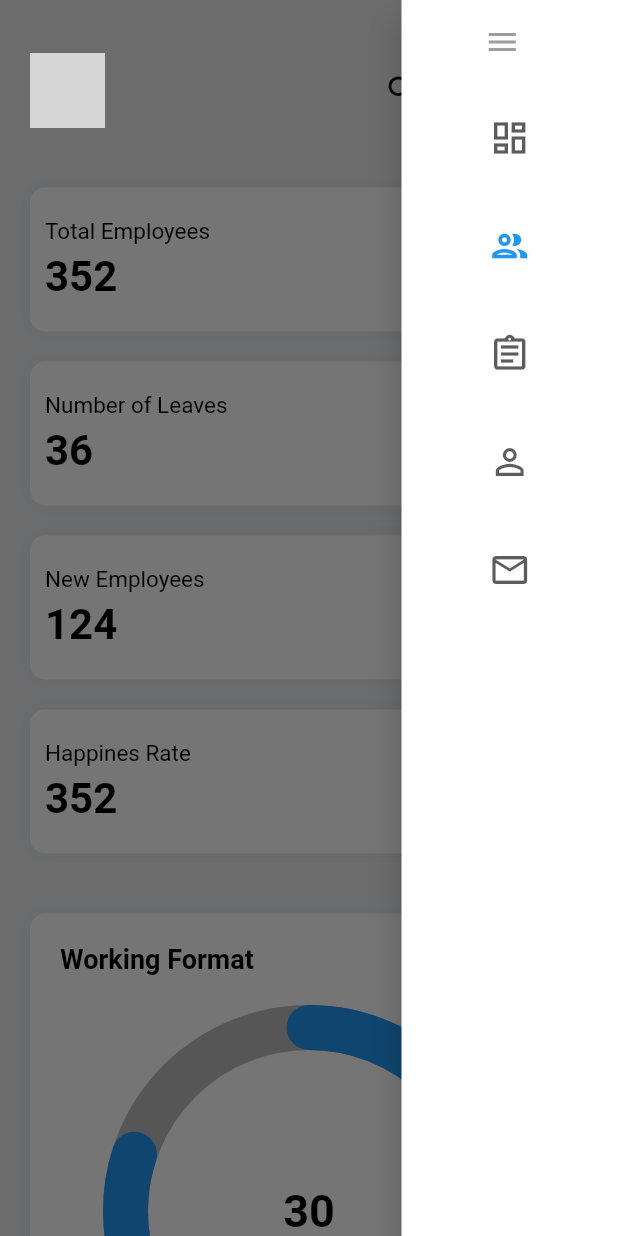
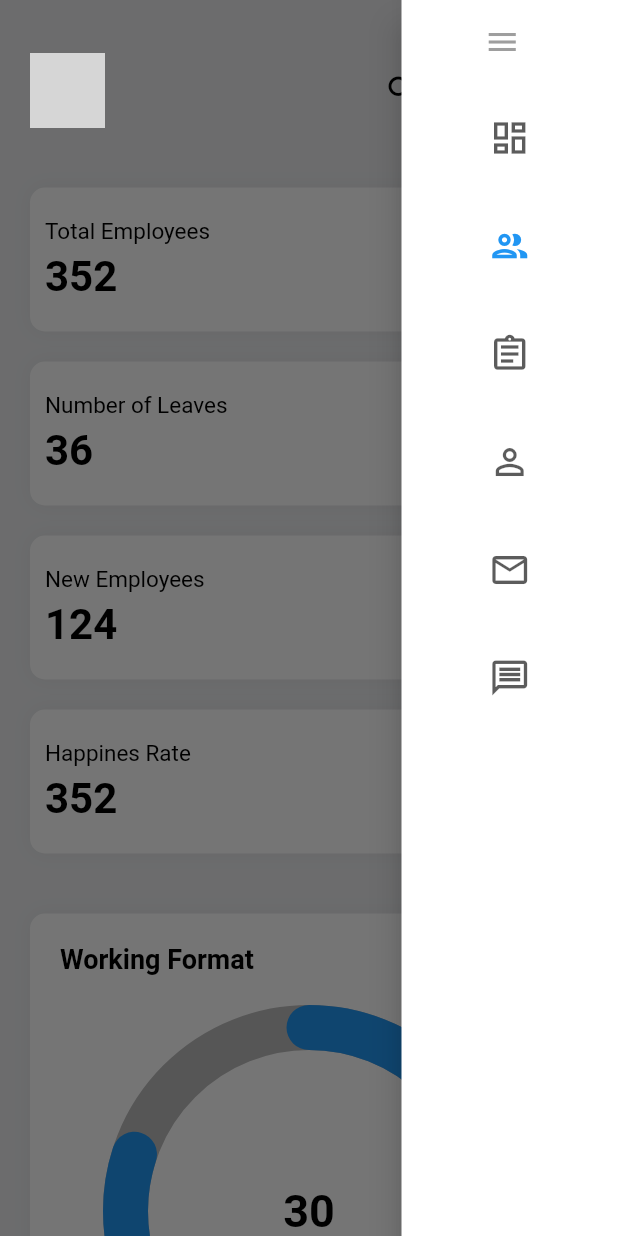
Before and after one commit to minhunsocute/Human-resources-management, a Flutter app: the DashboardScreen screen opened by its route, after a tap on the "menu" icon, after a tap on "Employee", on a phone screen of 412 x 824 dp. Run offline on Flutter 3.47's test engine with Material 2 defaults, Android fonts, the phone set to English and light mode, and no system bars; drawn by our look-alikes of calendar_view, percent_indicator; our stand-ins replace badges, fl_chart, flutter_vector_icons, get; grey boxes are pictures that could not be loaded.

Commit message:
add message screen

```diff
--- a/lib/feature/dashboard/widgets/custom_left_appbar.dart
+++ b/lib/feature/dashboard/widgets/custom_left_appbar.dart
@@ -53,7 +53,15 @@ class CustomLeftAppBar extends StatelessWidget {
         top: 273,
         isOpened: isOpened,
       ),
-      label: const Text('Profile'),
+      label: const Text('Mail'),
+    ),
+    NavigationRailDestination(
+      icon: IconTabBar(
+        icon: Icons.message_outlined,
+        top: 273,
+        isOpened: isOpened,
+      ),
+      label: const Text('Messenger'),
     ),
   ];
 
--- a/lib/feature/mail_notification/screens/mail_notification_screen.dart
+++ b/lib/feature/mail_notification/screens/mail_notification_screen.dart
@@ -3,8 +3,6 @@ import 'dart:math';
 import 'package:flutter/material.dart';
 import 'package:get/get.dart';
 import 'package:intl/intl.dart';
-import 'package:ueh_project_admin/feature/dashboard/widgets/field_auto.dart';
-import 'package:ueh_project_admin/feature/dashboard/widgets/row_field.dart';
 
 import '../../../constants/app_color.dart';
 import '../../../constants/fake_data.dart';
@@ -13,6 +11,7 @@ import 'package:flutter_vector_icons/flutter_vector_icons.dart';
 
 import '../../../constants/utils.dart';
 
+// ignore: must_be_immutable
 class MailNotificationScreen extends StatelessWidget {
   MailNotificationScreen({super.key});
   RxInt check = 0.obs;
@@ -27,7 +26,6 @@ class MailNotificationScreen extends StatelessWidget {
   );
   @override
   Widget build(BuildContext context) {
-    var widthDevice = MediaQuery.of(context).size.width;
     var heightDevice = MediaQuery.of(context).size.height;
     bool isSmallScreen = ResponsiveWidget.isSmallScreen(context);
     return Column(
--- /dev/null
+++ b/lib/feature/messenger/controller/message_controller.dart
@@ -0,0 +1,24 @@
+import 'package:flutter/material.dart';
+import 'package:get/get.dart';
+
+class MessageController extends GetxController {
+  Rx<List<String>> messages = Rx<List<String>>([
+    'asdfasdfasdfasdfasdfasdfasdf',
+    'asdfsadfsadfasdfasdfasdf',
+    'sadfsadfasdfasdfsadf',
+  ]);
+
+  ScrollController scrollController = ScrollController();
+
+  void addMessage(String message) {
+    print(message);
+    messages.value.insert(0, message);
+    update(['test']);
+    print(scrollController.position.maxScrollExtent);
+    scrollController.animateTo(
+      0.0,
+      curve: Curves.easeOut,
+      duration: const Duration(milliseconds: 300),
+    );
+  }
+}
--- /dev/null
+++ b/lib/feature/messenger/screens/main_messenger_screen.dart
@@ -0,0 +1,138 @@
+import 'package:flutter/material.dart';
+import 'package:get/get.dart';
+import 'package:ueh_project_admin/constants/utils.dart';
+import 'package:ueh_project_admin/feature/dashboard/controller/dashboard_controller.dart';
+import 'package:ueh_project_admin/feature/messenger/controller/message_controller.dart';
+import 'package:ueh_project_admin/feature/messenger/widgets/bottom_toolbar.dart';
+import 'package:ueh_project_admin/feature/messenger/widgets/chat_widget.dart';
+import 'package:ueh_project_admin/feature/messenger/widgets/image_file_widget.dart';
+import 'package:ueh_project_admin/feature/messenger/widgets/message_toolbar.dart';
+import 'package:ueh_project_admin/feature/messenger/widgets/message_widget.dart';
+import 'package:ueh_project_admin/feature/messenger/widgets/messenger_tab.dart';
+import 'package:ueh_project_admin/feature/messenger/widgets/search_widget.dart';
+import 'package:ueh_project_admin/feature/messenger/widgets/type_message_field.dart';
+
+import '../widgets/document_file_widget.dart';
+
+// ignore: must_be_immutable
+class MainMessengerScreen extends StatelessWidget {
+  MainMessengerScreen({super.key});
+
+  final messageController = Get.put(MessageController());
+
+  @override
+  Widget build(BuildContext context) {
+    return LayoutBuilder(builder: (context, constraints) {
+      return Padding(
+        padding: const EdgeInsets.all(15.0),
+        child: Material(
+          borderRadius: BorderRadius.circular(20),
+          child: Row(
+            mainAxisAlignment: MainAxisAlignment.spaceAround,
+            crossAxisAlignment: CrossAxisAlignment.start,
+            children: [
+              ConstrainedBox(
+                constraints: BoxConstraints(
+                  maxWidth: constraints.maxWidth * 0.22,
+                ),
+                child: Padding(
+                  padding:
+                      const EdgeInsets.symmetric(vertical: 8, horizontal: 10),
+                  child: Column(
+                    children: [
+                      SearchBox(),
+                      const Divider(),
+                      SizedBox(
+                        height: Get.height * 0.8,
+                        child: ListView(
+                          children: ListTile.divideTiles(
+                            color: Colors.grey[400],
+                            context: context,
+                            tiles: [
+                              MessengerTab(
+                                width: constraints.maxWidth * 0.22,
+                              ),
+                              MessengerTab(
+                                width: constraints.maxWidth * 0.22,
+                              ),
+                              MessengerTab(
+                                width: constraints.maxWidth * 0.22,
+                              ),
+                            ],
+                          ).toList(),
+                        ),
+                      ),
+                      const Divider(
+                        height: 5,
+                      ),
+                      const SizedBox(
+                        height: 10,
+                      ),
+                      const BottomToolBar(),
+                    ],
+                  ),
+                ),
+              ),
+              Expanded(
+                child: ClipRRect(
+                  borderRadius:
+                      const BorderRadius.horizontal(right: Radius.circular(20)),
+                  child: ColoredBox(
+                    color: Colors.grey.shade100,
+                    child: Padding(
+                      padding: const EdgeInsets.symmetric(
+                          horizontal: 10, vertical: 8),
+                      child: Column(
+                        mainAxisAlignment: MainAxisAlignment.start,
+                        crossAxisAlignment: CrossAxisAlignment.center,
+                        children: [
+                          const MessageToolbar(),
+                          const SizedBox(height: 8),
+                          const Divider(
+                            thickness: 0.2,
+                            color: Colors.grey,
+                            height: 40,
+                          ),
+                          SizedBox(
+                            height: Get.height * 0.8,
+                            child: GetBuilder<MessageController>(
+                              assignId: true,
+                              id: 'test',
+                              autoRemove: false,
+                              builder: (controller) => ListView.builder(
+                                reverse: true,
+                                controller: messageController.scrollController,
+                                itemBuilder: (context, index) {
+                                  return ChatWidget(
+                                    textDirection: TextDirection.rtl,
+                                    name: "Hoang Ankin",
+                                    displayMessage: MessageWidget(
+                                      message: messageController
+                                          .messages.value[index],
+                                    ),
+                                  );
+                                },
+                                itemCount:
+                                    messageController.messages.value.length,
+                              ),
+                            ),
+                          ),
+                          const Divider(
+                            thickness: 0.2,
+                            color: Colors.grey,
+                            height: 0,
+                          ),
+                          TypeMessageField(),
+                        ],
+                      ),
+                    ),
+                  ),
+                ),
+              ),
+            ],
+          ),
+        ),
+      );
+    });
+  }
+}
```
